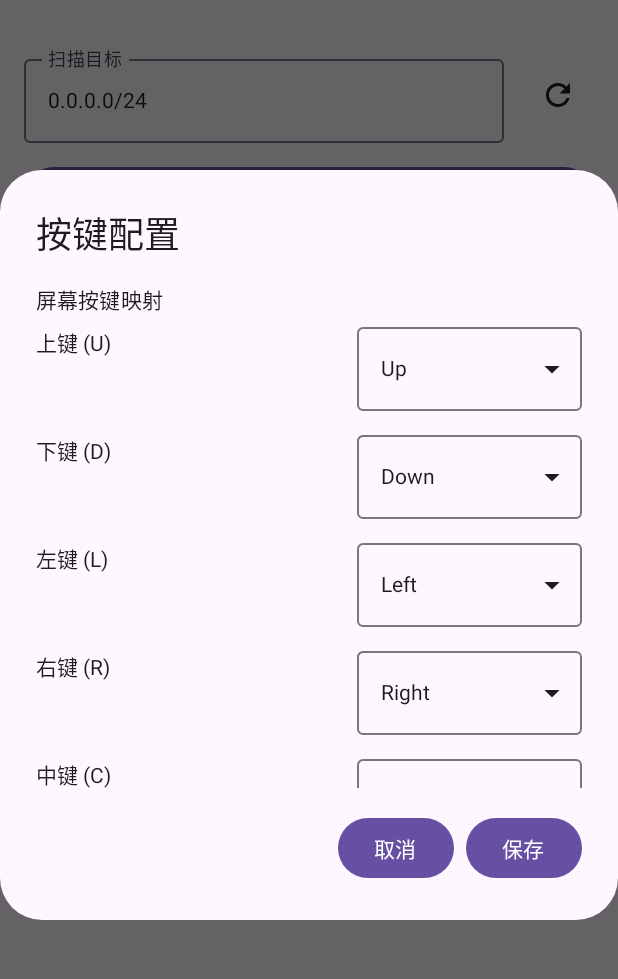
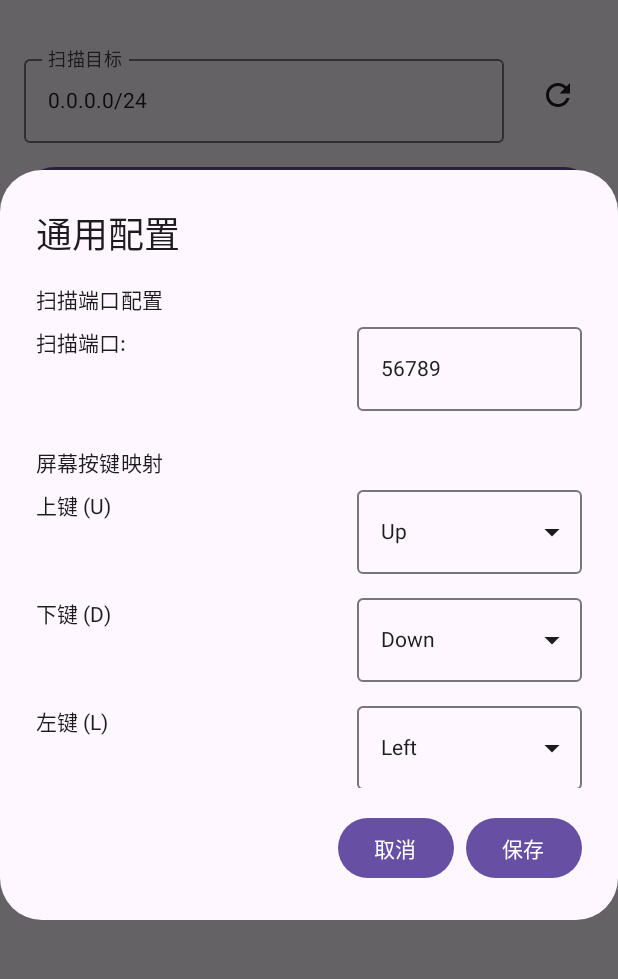
Before and after one commit to xiaodonghsu/MultiScreenMate, an Android app built with Jetpack Compose: the screen it shows after launch (MainActivity), after a tap on "配置", on a phone screen of 412 x 824 dp, the part 73-1052 px from its top. Run offline under Robolectric (Android 15) with nearby library versions, the phone set to English and light mode, and no system bars.

Commit message:
调整配置页面信息

```diff
--- a/app/src/main/java/com/bestlink/screenmate/MainActivity.kt
+++ b/app/src/main/java/com/bestlink/screenmate/MainActivity.kt
@@ -546,7 +546,7 @@ class MainActivity : ComponentActivity() {
                         modifier = Modifier.padding(24.dp)
                     ) {
                         Text(
-                            text = "按键配置",
+                            text = "通用配置",
                             style = MaterialTheme.typography.headlineSmall
                         )
 
@@ -558,6 +558,25 @@ class MainActivity : ComponentActivity() {
                                 .verticalScroll(rememberScrollState())
                                 .weight(1f, fill = false)
                         ) {
+                            // 端口配置选项（提升到第一排）
+                            Text("扫描端口配置", style = MaterialTheme.typography.titleSmall)
+                            Row(
+                                modifier = Modifier
+                                    .fillMaxWidth()
+                                    .padding(vertical = 8.dp),
+                                horizontalArrangement = Arrangement.SpaceBetween
+                            ) {
+                                Text("扫描端口:")
+                                OutlinedTextField(
+                                    value = keymapConfig.scanPort.toString(),
+                                    onValueChange = { newValue ->
+                                        val port = newValue.toIntOrNull() ?: 56789
+                                        keymapConfig = keymapConfig.copy(scanPort = port)
+                                    },
+                                    modifier = Modifier.width(150.dp)
+                                )
+                            }
+                            Spacer(modifier = Modifier.height(16.dp))
                             // 屏幕按键映射
                             Text("屏幕按键映射", style = MaterialTheme.typography.titleSmall)
                             screenKeyValues.forEachIndexed { index, key ->
@@ -711,25 +730,7 @@ class MainActivity : ComponentActivity() {
                                 )
                             }
 
-                            // 端口配置选项
-                            Spacer(modifier = Modifier.height(16.dp))
-                            Text("扫描端口配置", style = MaterialTheme.typography.titleSmall)
-                            Row(
-                                modifier = Modifier
-                                    .fillMaxWidth()
-                                    .padding(vertical = 8.dp),
-                                horizontalArrangement = Arrangement.SpaceBetween
-                            ) {
-                                Text("扫描端口:")
-                                OutlinedTextField(
-                                    value = keymapConfig.scanPort.toString(),
-                                    onValueChange = { newValue ->
-                                        val port = newValue.toIntOrNull() ?: 56789
-                                        keymapConfig = keymapConfig.copy(scanPort = port)
-                                    },
-                                    modifier = Modifier.width(150.dp)
-                                )
-                            }
+
                         }
 
                         Spacer(modifier = Modifier.height(16.dp))
```
Also changed, not shown: app/src/main/java/com/bestlink/screenmate/ControlActivity.kt (+15 -8 lines), app/src/main/java/com/bestlink/screenmate/HostSettingsActivity.kt (+7 -4 lines), 2 other files.
